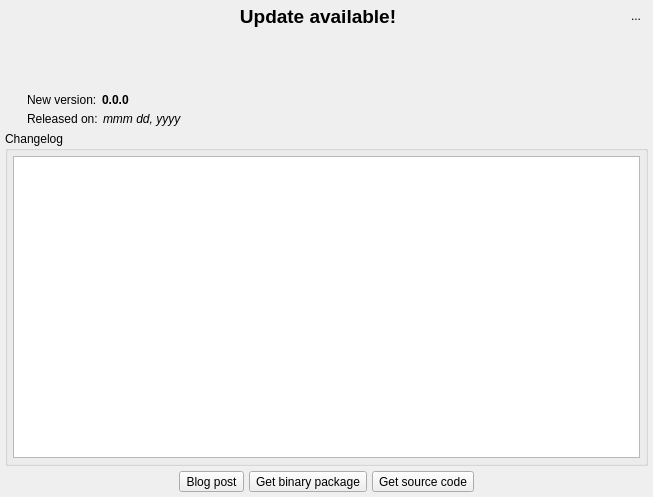
Above: libs/libgui/ui/widgets/updatenotifierwidget.ui from arichiardi/pgmodeler before the change. Below: the same form after it.
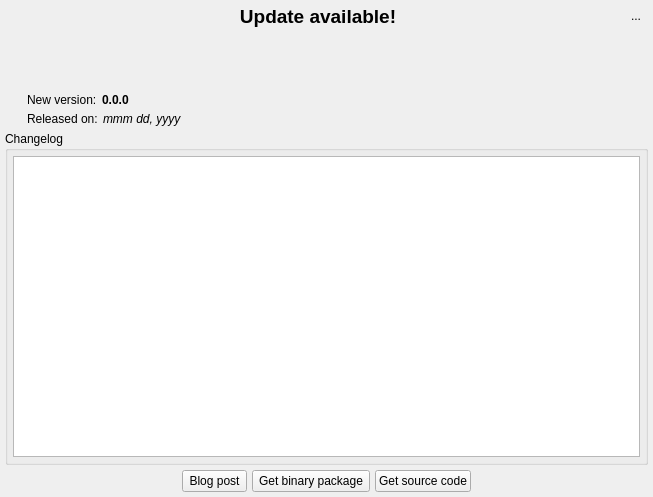
That is the form after the change. Icons and pictures are not drawn.

Commit message: Changing some QToolButton to QPushButton for better semantics (WIP).

What changed in the file:
```diff
--- a/libs/libgui/ui/widgets/updatenotifierwidget.ui
+++ b/libs/libgui/ui/widgets/updatenotifierwidget.ui
@@ -400,7 +400,7 @@
          </widget>
         </item>
         <item>
-         <widget class="QToolButton" name="get_source_tb">
+         <widget class="QPushButton" name="get_source_tb">
           <property name="sizePolicy">
            <sizepolicy hsizetype="Preferred" vsizetype="Preferred">
             <horstretch>0</horstretch>
@@ -426,9 +426,6 @@
           <property name="checkable">
            <bool>false</bool>
           </property>
-          <property name="toolButtonStyle">
-           <enum>Qt::ToolButtonStyle::ToolButtonTextBesideIcon</enum>
-          </property>
          </widget>
         </item>
         <item>
```
The commit also changes 30 other files.
